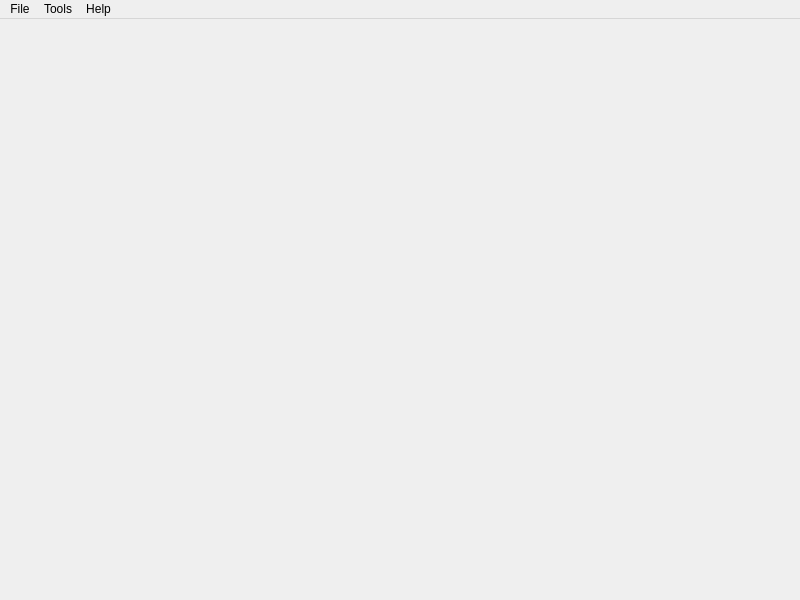
First picture: the form in TildaHost/source/Interface/MainUi/Ui_Main.ui, repository lasersphere/Tilda, before the edit.
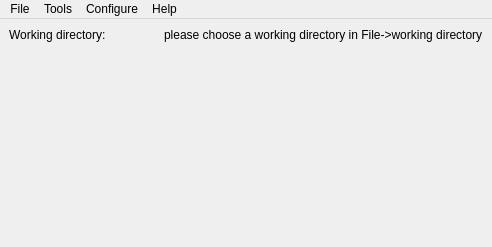
Second picture: the form after the edit. Icons and pictures are not drawn.

Patch:
```diff
--- a/TildaHost/source/Interface/MainUi/Ui_Main.ui
+++ b/TildaHost/source/Interface/MainUi/Ui_Main.ui
@@ -6,8 +6,8 @@
    <rect>
     <x>0</x>
     <y>0</y>
-    <width>800</width>
-    <height>600</height>
+    <width>492</width>
+    <height>247</height>
    </rect>
   </property>
   <property name="windowTitle">
@@ -17,13 +17,43 @@
    <iconset>
     <normaloff>../../../Tilda256.ico</normaloff>../../../Tilda256.ico</iconset>
   </property>
-  <widget class="QWidget" name="centralwidget"/>
+  <widget class="QWidget" name="centralwidget">
+   <layout class="QGridLayout" name="gridLayout">
+    <item row="0" column="0">
+     <widget class="QLabel" name="label_workdir">
+      <property name="text">
+       <string>Working directory:</string>
+      </property>
+     </widget>
+    </item>
+    <item row="1" column="0">
+     <spacer name="verticalSpacer">
+      <property name="orientation">
+       <enum>Qt::Vertical</enum>
+      </property>
+      <property name="sizeHint" stdset="0">
+       <size>
+        <width>20</width>
+        <height>40</height>
+       </size>
+      </property>
+     </spacer>
+    </item>
+    <item row="0" column="1">
+     <widget class="QLabel" name="label_workdir_set">
+      <property name="text">
+       <string>please choose a working directory in File-&gt;working directory</string>
+      </property>
+     </widget>
+    </item>
+   </layout>
+  </widget>
   <widget class="QMenuBar" name="menubar">
    <property name="geometry">
     <rect>
      <x>0</x>
      <y>0</y>
-     <width>800</width>
+     <width>492</width>
      <height>21</height>
     </rect>
    </property>
@@ -46,8 +76,15 @@
     </property>
     <addaction name="actionVersion"/>
    </widget>
+   <widget class="QMenu" name="menuConfigure">
+    <property name="title">
+     <string>Configure</string>
+    </property>
+    <addaction name="actionVoltage_Measurement"/>
+   </widget>
    <addaction name="menuTilda_MainWindow"/>
    <addaction name="menuView"/>
+   <addaction name="menuConfigure"/>
    <addaction name="menuHelp"/>
   </widget>
   <action name="actionTracks">
```
Left out of the diff: 5 changed lines with no effect on the pictures.
